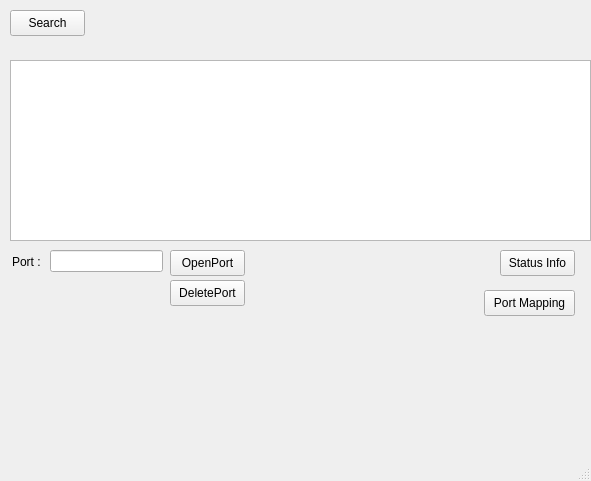
Above: libkopete/upnp/sample_apply/mainWindow.ui from KDE/kopete before the change. Below: the same form after it.
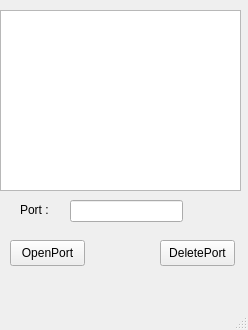
That is the form after the change.

What changed in the file:
```diff
--- a/libkopete/upnp/sample_apply/mainWindow.ui
+++ b/libkopete/upnp/sample_apply/mainWindow.ui
@@ -5,8 +5,8 @@
    <rect>
     <x>0</x>
     <y>0</y>
-    <width>591</width>
-    <height>481</height>
+    <width>248</width>
+    <height>330</height>
    </rect>
   </property>
   <property name="windowTitle" >
@@ -16,9 +16,9 @@
    <widget class="QTextEdit" name="text_mess" >
     <property name="geometry" >
      <rect>
-      <x>10</x>
-      <y>60</y>
-      <width>581</width>
+      <x>0</x>
+      <y>10</y>
+      <width>241</width>
       <height>181</height>
      </rect>
     </property>
@@ -26,8 +26,8 @@
    <widget class="QPushButton" name="btOpen" >
     <property name="geometry" >
      <rect>
-      <x>170</x>
-      <y>250</y>
+      <x>10</x>
+      <y>240</y>
       <width>75</width>
       <height>26</height>
      </rect>
@@ -36,24 +36,11 @@
      <string>OpenPort</string>
     </property>
    </widget>
-   <widget class="QPushButton" name="btEnvoi" >
-    <property name="geometry" >
-     <rect>
-      <x>10</x>
-      <y>10</y>
-      <width>75</width>
-      <height>26</height>
-     </rect>
-    </property>
-    <property name="text" >
-     <string>Search</string>
-    </property>
-   </widget>
    <widget class="QLineEdit" name="l_port" >
     <property name="geometry" >
      <rect>
-      <x>50</x>
-      <y>250</y>
+      <x>70</x>
+      <y>200</y>
       <width>113</width>
       <height>22</height>
      </rect>
@@ -62,8 +49,8 @@
    <widget class="QLabel" name="label" >
     <property name="geometry" >
      <rect>
-      <x>12</x>
-      <y>252</y>
+      <x>20</x>
+      <y>200</y>
       <width>50</width>
       <height>20</height>
      </rect>
@@ -75,8 +62,8 @@
    <widget class="QPushButton" name="btDelete" >
     <property name="geometry" >
      <rect>
-      <x>170</x>
-      <y>280</y>
+      <x>160</x>
+      <y>240</y>
       <width>75</width>
       <height>26</height>
      </rect>
@@ -85,32 +72,6 @@
      <string>DeletePort</string>
     </property>
    </widget>
-   <widget class="QPushButton" name="btStatus" >
-    <property name="geometry" >
-     <rect>
-      <x>500</x>
-      <y>250</y>
-      <width>75</width>
-      <height>26</height>
-     </rect>
-    </property>
-    <property name="text" >
-     <string>Status Info</string>
-    </property>
-   </widget>
-   <widget class="QPushButton" name="btMapping" >
-    <property name="geometry" >
-     <rect>
-      <x>484</x>
-      <y>290</y>
-      <width>91</width>
-      <height>26</height>
-     </rect>
-    </property>
-    <property name="text" >
-     <string>Port Mapping</string>
-    </property>
-   </widget>
   </widget>
   <widget class="QMenuBar" name="menubar" >
    <property name="geometry" >
```
Left out of the diff: 2 changed lines with no effect on the pictures.
